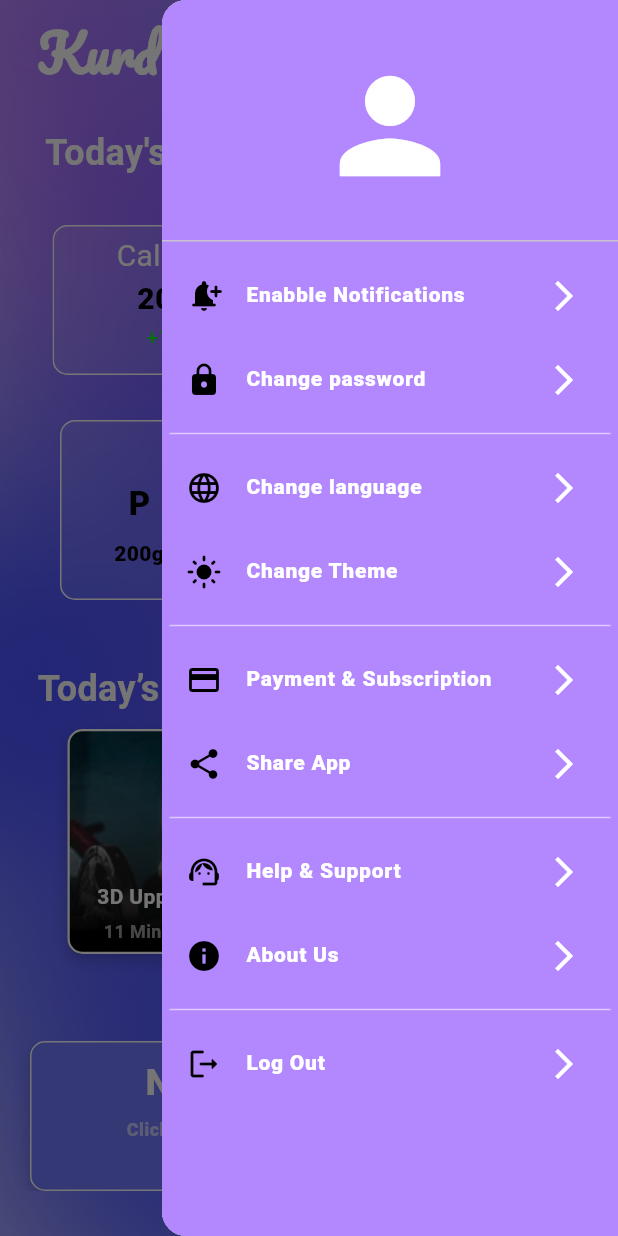
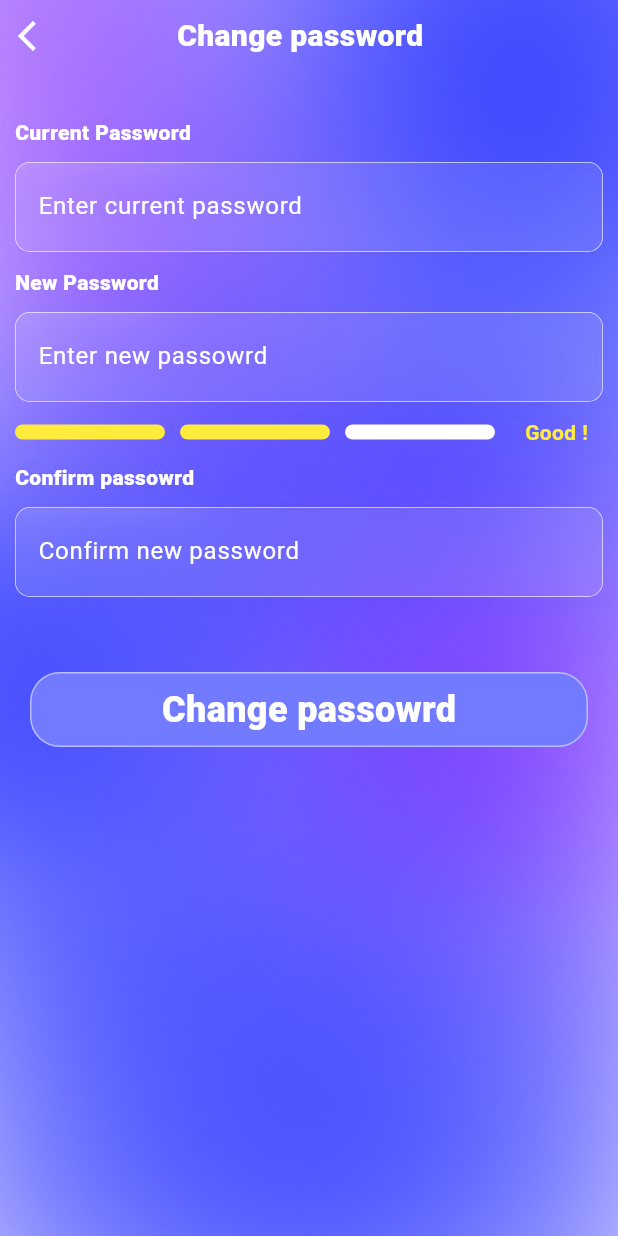
Before and after one commit to Imran-Mohammed-Shekho/Kurd_Fit, a Flutter app: the Dashboard_Screen screen opened directly, after a tap on the "menu" icon, after a tap on "Change password", on a phone screen of 412 x 824 dp. Run offline on Flutter 3.47's test engine with Material 3 defaults, Android fonts, the phone set to English and light mode, and no system bars; our stand-ins replace curved_navigation_bar, google_fonts.

Commit message:
creating and completing chage_password screen

```diff
--- /dev/null
+++ b/root/lib/UI/screens/Change_password.dart
@@ -0,0 +1,165 @@
+import 'package:flutter/material.dart';
+import 'package:gym/UI/screens/Dashboard_Screen.dart';
+import 'package:gym/UI/screens/Login_screen.dart';
+
+class Change_password extends StatefulWidget {
+  const Change_password({super.key});
+
+  @override
+  State<Change_password> createState() => _Change_passwordState();
+}
+
+class _Change_passwordState extends State<Change_password> {
+  @override
+  Widget build(BuildContext context) {
+    return SafeArea(
+      child: Scaffold(
+        body: Container(
+          width: double.infinity,
+          height: double.infinity,
+          decoration: BoxDecoration(
+            image: DecorationImage(
+              image: AssetImage("lib/assets/images/Nutback.png"),
+              fit: BoxFit.cover,
+            ),
+          ),
+          child: ListView(
+            children: [
+              Row(
+                children: [
+                  IconButton(
+                    onPressed: () {
+                      Navigator.pop(context);
+                    },
+                    icon: Icon(Icons.arrow_back_ios, color: Colors.white),
+                  ),
+                  SizedBox(width: 70),
+                  Text(
+                    "Change password",
+                    style: TextStyle(
+                      color: Colors.white,
+                      fontSize: 20,
+                      fontWeight: FontWeight.w900,
+                    ),
+                  ),
+                ],
+              ),
+              SizedBox(height: 30),
+
+              Padding(
+                padding: EdgeInsets.symmetric(horizontal: 10),
+                child: Align(
+                  alignment: Alignment.centerLeft,
+                  child: Text(
+                    "Current Password",
+                    style: TextStyle(
+                      color: Colors.white,
+                      fontSize: 14,
+                      fontWeight: FontWeight.w900,
+                    ),
+                  ),
+                ),
+              ),
+              SizedBox(height: 10),
+
+              Padding(
+                padding: EdgeInsets.symmetric(horizontal: 10),
+                child: GlassyTextField("Enter current password", (value) {}),
+              ),
+              SizedBox(height: 10),
+              Padding(
+                padding: EdgeInsets.symmetric(horizontal: 10),
+                child: Align(
+                  alignment: Alignment.centerLeft,
+                  child: Text(
+                    "New Password",
+                    style: TextStyle(
+                      color: Colors.white,
+                      fontSize: 14,
+                      fontWeight: FontWeight.w900,
+                    ),
+                  ),
+                ),
+              ),
+              SizedBox(height: 10),
+              Padding(
+                padding: EdgeInsets.symmetric(horizontal: 10),
+                child: GlassyTextField("Enter new passowrd", (value) {}),
+              ),
+              SizedBox(height: 10),
+              Padding(
+                padding: EdgeInsets.symmetric(horizontal: 10),
+                child: Row(
+                  children: [
+                    Container(
+                      width: 100,
+                      height: 10,
+                      decoration: BoxDecoration(
+                        borderRadius: BorderRadius.circular(8),
+                        color: Colors.yellow,
+                      ),
+                    ),
+                    SizedBox(width: 10),
+                    Container(
+                      width: 100,
+                      height: 10,
+                      decoration: BoxDecoration(
+                        borderRadius: BorderRadius.circular(8),
+                        color: Colors.yellow,
+                      ),
+                    ),
+                    SizedBox(width: 10),
+                    Container(
+                      width: 100,
+                      height: 10,
+                      decoration: BoxDecoration(
+                        borderRadius: BorderRadius.circular(8),
+                        color: Colors.white,
+                      ),
+                    ),
+                    SizedBox(width: 20),
+                    Text(
+                      "Good !",
+                      style: TextStyle(
+                        color: Colors.yellow,
+                        fontSize: 14,
+                        fontWeight: FontWeight.bold,
+                      ),
+                    ),
+                  ],
+                ),
+              ),
+
+              SizedBox(height: 10),
+              Padding(
+                padding: EdgeInsets.symmetric(horizontal: 10),
+                child: Align(
+                  alignment: Alignment.centerLeft,
+                  child: Text(
+                    "Confirm passowrd",
+                    style: TextStyle(
+                      color: Colors.white,
+                      fontSize: 14,
+                      fontWeight: FontWeight.w900,
+                    ),
+                  ),
+                ),
+              ),
+              SizedBox(height: 10),
+              Padding(
+                padding: EdgeInsets.symmetric(horizontal: 10),
+                child: GlassyTextField("Confirm new password", (value) {}),
+              ),
+
+              SizedBox(height: 50),
+              Padding(
+                padding: EdgeInsets.symmetric(horizontal: 20),
+                child: dashboradBottom(() {}, "Change passowrd", Colors.white),
+              ),
+            ],
+          ),
+        ),
+      ),
+    );
+  }
+}
--- a/root/lib/UI/screens/Dashboard_Screen.dart
+++ b/root/lib/UI/screens/Dashboard_Screen.dart
@@ -1,6 +1,7 @@
 import 'dart:ui';
 import 'package:flutter/material.dart';
 import 'package:google_fonts/google_fonts.dart';
+import 'package:gym/UI/screens/Change_password.dart';
 import 'package:gym/UI/screens/Nutitrion_Screen.dart';
 
 class Dashboard_Screen extends StatefulWidget {
@@ -51,7 +52,12 @@ class _Dashboard_ScreenState extends State<Dashboard_Screen> {
                     ),
                   ),
                   Icon(Icons.lock, color: Colors.black),
-                  () {},
+                  () {
+                    Navigator.pushReplacement(
+                      context,
+                      MaterialPageRoute(builder: (contex) => Change_password()),
+                    );
+                  },
                 ),
                 dividers(),
 
```
